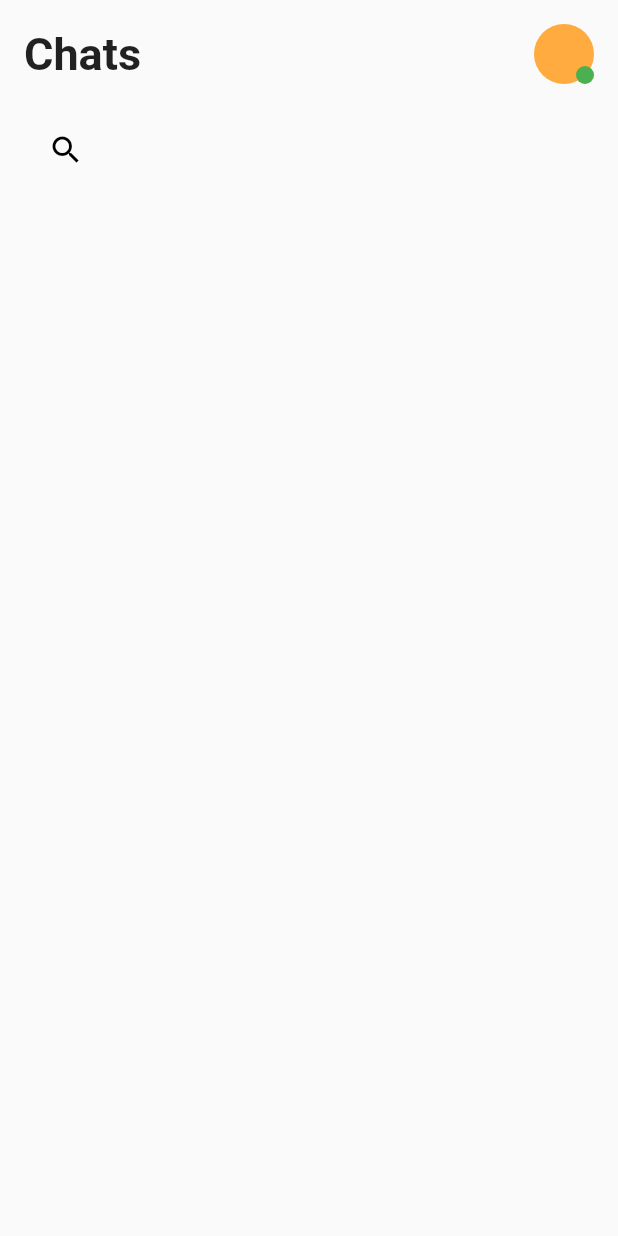
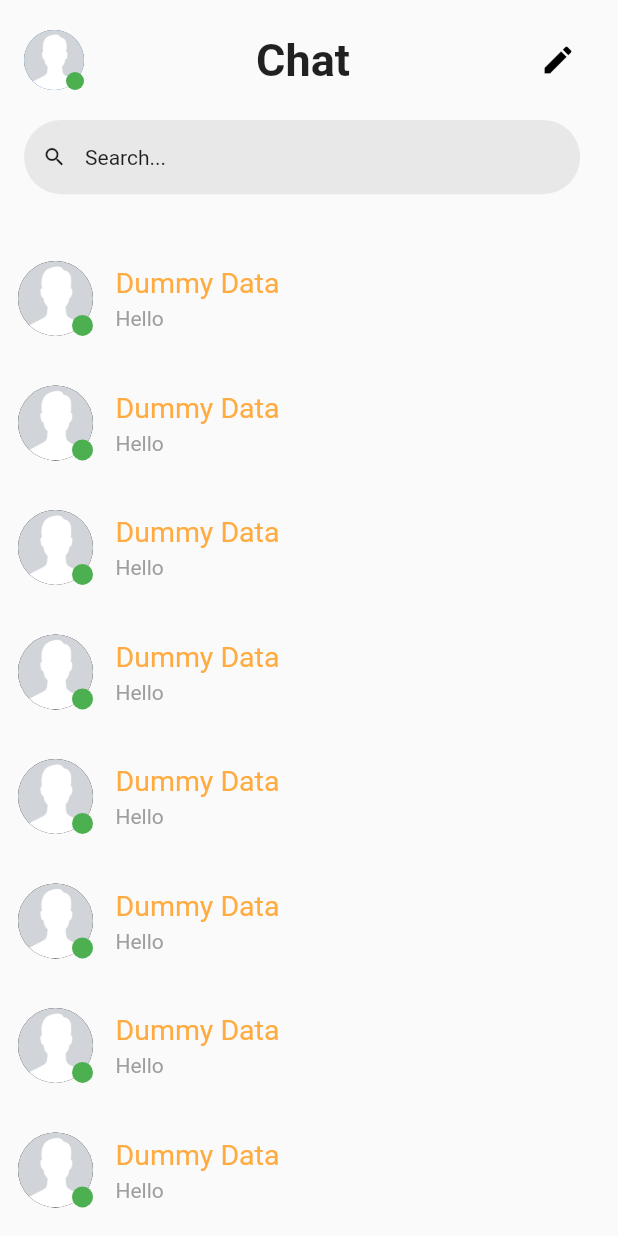
Before and after one commit to Izzie1/chatapplication, a Flutter app: the ChatList screen opened directly, on a phone screen of 412 x 824 dp. Run offline on Flutter 3.47's test engine with Material 2 defaults, Android fonts, the light colour scheme and no system bars; our stand-ins replace cloud_firestore, firebase_auth, firebase_core, firebase_storage, google_sign_in, image_picker and 1 more; accounts and stored records are empty; Roboto replaces fonts that are missing (Arial).

Commit message:
re commit

```diff
--- a/lib/models/message.dart
+++ b/lib/models/message.dart
@@ -9,11 +9,11 @@ class Message {
   String photoUrl;
 
   Message({this.senderId, this.receiverId, this.type, this.message,
-      this.timestamp});
+    this.timestamp});
 
 
   Message.imageMessage({this.senderId, this.receiverId, this.type, this.message,
-      this.timestamp, this.photoUrl});
+    this.timestamp, this.photoUrl});
 
   Map toMap() {
     var data = Map<String, dynamic>();
--- a/lib/screens/pageviews/chat_list.dart
+++ b/lib/screens/pageviews/chat_list.dart
@@ -1,11 +1,13 @@
-import 'package:firebase_auth/firebase_auth.dart';
 import 'package:flutter/material.dart';
+import 'package:funchat/screens/login.dart';
 import 'package:funchat/services/firebase_repository.dart';
-import 'package:funchat/ultilities/utils.dart';
 
+
+import '../../components/sizeconfig.dart';
+import '../../components/tile.dart';
+import '../../components/user_avatar.dart';
 import '../../components/widget.dart';
-import '../home.dart';
-import '../login.dart';
+import '../search.dart';
 
 class ChatList extends StatefulWidget {
   @override
@@ -15,7 +17,8 @@ class ChatList extends StatefulWidget {
 class _ChatListState extends State<ChatList> {
   static final FirebaseRepository _repository = FirebaseRepository();
   String currentUserId;
-  String initials;
+  String name;
+  String photo;
 
   @override
   void initState() {
@@ -24,14 +27,15 @@ class _ChatListState extends State<ChatList> {
     _repository.getCurrentUser().then((user) {
       setState(() {
         currentUserId = user.uid;
-        initials = Utils.getInitials(user.displayName);
-        print("ten viet tat:"+initials);
+        photo = user.photoURL;
+        name = user.displayName;
       });
     });
   }
 
   @override
   Widget build(BuildContext context) {
+    SizeConfig().init(context);
     return Scaffold(
       body: SingleChildScrollView(
         physics: BouncingScrollPhysics(),
@@ -44,61 +48,86 @@ class _ChatListState extends State<ChatList> {
                   child: Row(
                     mainAxisAlignment: MainAxisAlignment.spaceBetween,
                     children: <Widget>[
-                      Text("Chats",style: customTextStyle(),),
-                      UserAvatar(initials)
+                      UserAvatar(photo),
+                      Text(
+                        "Chat",
+                        style: customTextStyle(),
+                      ),
+                      Row(
+                        children: [
+                          IconButton(
+                            icon: Icon(
+                              Icons.edit,
+                              color: Colors.black,
+                            ),
+                          ),
+                        ],
+                      )
                     ],
                   ),
                 )
             ),
             Padding(
-              padding: EdgeInsets.all(20),
-              child: IconButton(
-                icon: Icon(Icons.search,
-                  color: Colors.black,
-                ),
-                onPressed: () {},
-              ),
-            )
+              padding: EdgeInsets.all(16),
+              child: InkWell(
+                borderRadius: BorderRadius.circular(90),
+                child: Container(
+                  padding:
+                  EdgeInsets.only(left: SizeConfig.safeBlockHorizontal * 3),
+                  width: SizeConfig.safeBlockHorizontal * 90,
+                  height: SizeConfig.safeBlockVertical * 6,
+                  child: Row(
+                    children: [
+                      Icon(Icons.search, size: 16),
+                      SizedBox(width: SizeConfig.safeBlockHorizontal * 3),
+                      Text("Search...", style: TextStyle(fontSize: 14))
                     ],
                   ),
+                  decoration: BoxDecoration(
+                      borderRadius: BorderRadius.circular(90),
+                      color: Colors.grey.withOpacity(0.2)),
                 ),
-    );
-  }
-}
-
-class UserAvatar extends StatelessWidget {
-  final String text;
-
-  UserAvatar(this.text);
-
-  @override
-  Widget build(BuildContext context) {
-    return Container(
-      height: 40,
-      width: 40,
-      decoration: BoxDecoration(
-        borderRadius: BorderRadius.circular(50),
-        color: Colors.orangeAccent,
+                onTap: () {
+                  Navigator.push(context,
+                      MaterialPageRoute(builder: (context) => Search()));
+                },
               ),
+            ),
+            ListView.builder(
+                itemCount: 15,
+                shrinkWrap: true,
+                padding: EdgeInsets.all(12),
+                physics: NeverScrollableScrollPhysics(),
+                itemBuilder: (context, index) {
+                  return Tile(
+                    mini: false,
+                    onTap: () {},
+                    title: Text(
+                      "Dummy Data",
+                      style: TextStyle(
+                          color: Colors.orangeAccent, fontFamily: "Arial", fontSize: 19),
+                    ),
+                    subtitle: Text(
+                      "Hello",
+                      style: TextStyle(
+                        color: Colors.grey,
+                        fontSize: 14,
+                      ),
+                    ),
+                    leading: Container(
+                      constraints: BoxConstraints(maxHeight: 50, maxWidth: 50),
                       child: Stack(
                         children: <Widget>[
-          Align(
-            alignment: Alignment.center,
-            child: Text(
-              text == null ? '' : text,
-              style: TextStyle(
-                fontSize: 14,
-                fontWeight: FontWeight.bold,
-                color: Colors.red,
+                          CircleAvatar(
+                            maxRadius: 50,
+                            backgroundColor: Colors.black,
+                            backgroundImage: AssetImage("images/avatar.png"),
                           ),
-            ),
-          ),
-
                           Align(
                             alignment: Alignment.bottomRight,
                             child: Container(
-              height: 12,
-              width: 12,
+                              height: 14,
+                              width: 14,
                               decoration: BoxDecoration(
                                 shape: BoxShape.circle,
                                 color: Colors.green,
@@ -107,7 +136,13 @@ class UserAvatar extends StatelessWidget {
                           )
                         ],
                       ),
+                    ),
                   );
                 }
-
+            )
+          ],
+        ),
+      ),
+    );
   }
+}
```
Also changed, not shown: lib/screens/chat.dart (+4 -3 lines), lib/services/firebase_methods.dart (+82 -2 lines), lib/main.dart (indentation only). Lines whose indentation alone changed are shown as unchanged.
